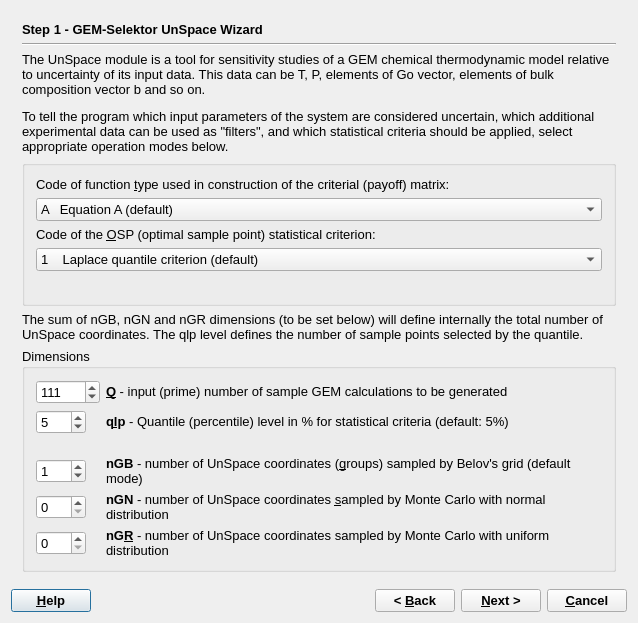
This is gems3/vizor4/dlg4/UnSpaceWizard4.ui in gemshub/GEMSGUI as Qt 5 draws it before an edit. The edited form follows.
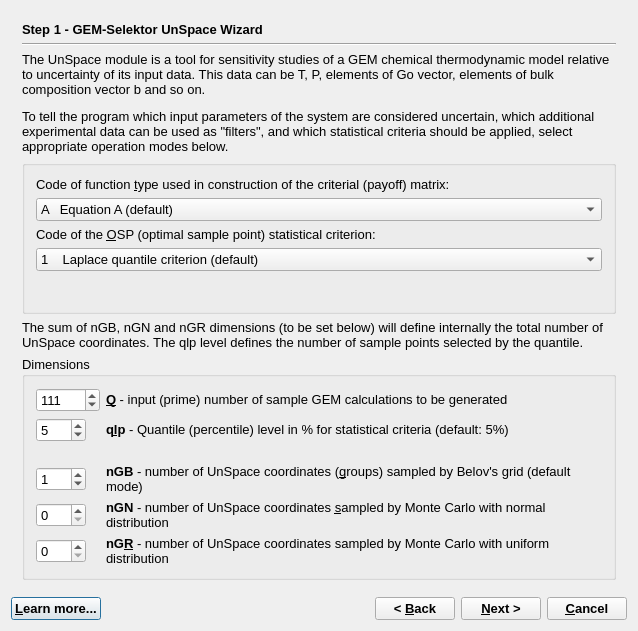
This is the edited form.

Commit message: Renamed some help names (SD)

```diff
--- a/gems3/vizor4/dlg4/UnSpaceWizard4.ui
+++ b/gems3/vizor4/dlg4/UnSpaceWizard4.ui
@@ -10,7 +10,7 @@
     <x>0</x>
     <y>0</y>
     <width>624</width>
-    <height>623</height>
+    <height>631</height>
    </rect>
   </property>
   <property name="font">
@@ -1612,7 +1612,7 @@
         </font>
        </property>
        <property name="text">
-        <string>&amp;Help</string>
+        <string>&amp;Learn more...</string>
        </property>
       </widget>
      </item>
```
The commit also changes 40 other files.
